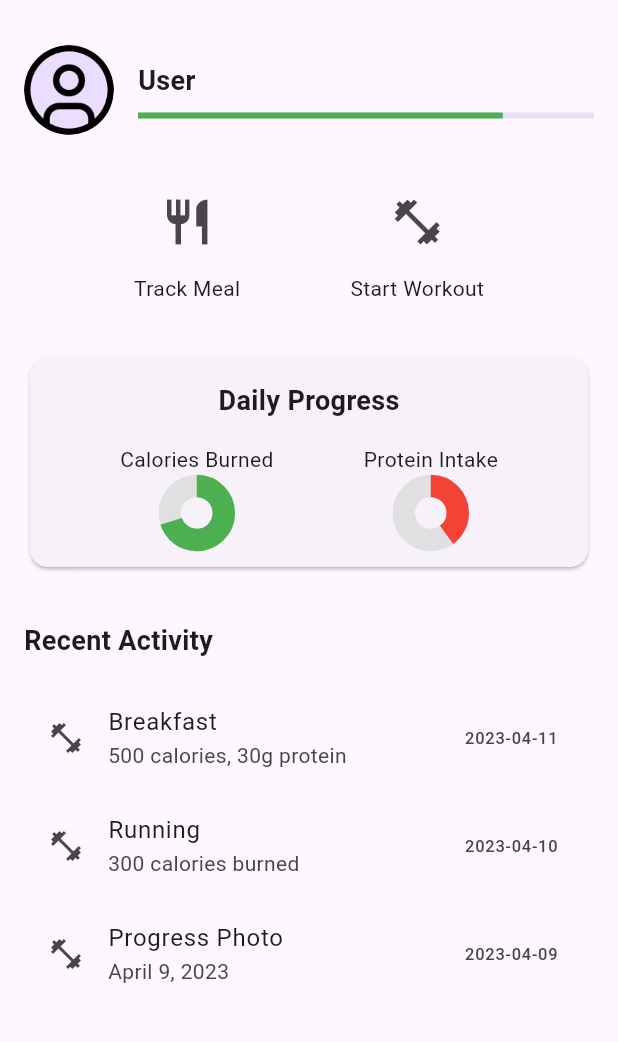
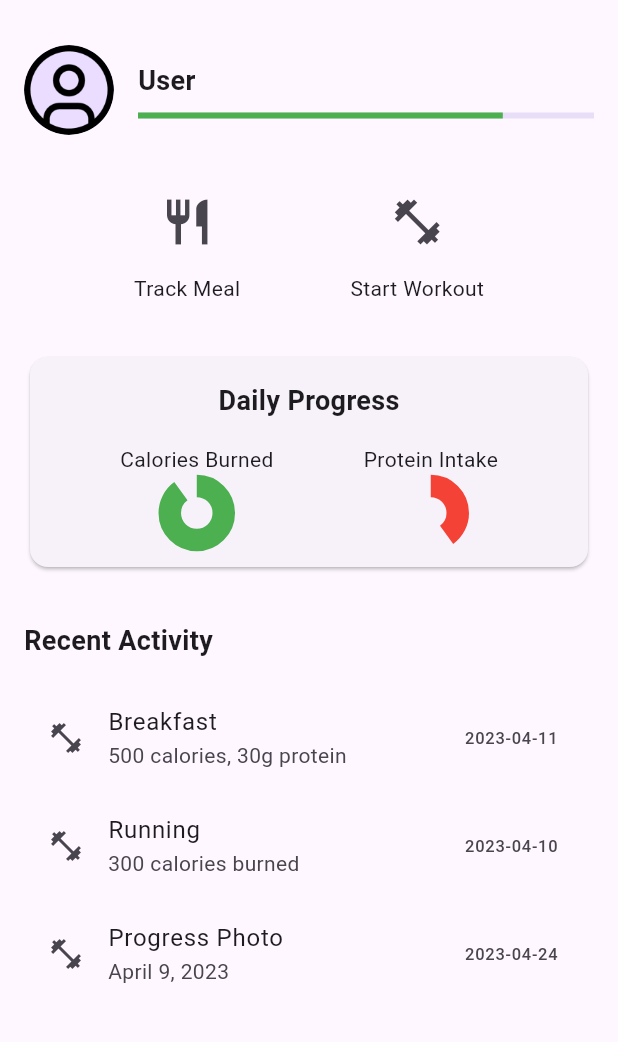
Before and after one commit to SamarthPanchal14/FitnessApp_Flutter-master, a Flutter app: the HomePage screen opened directly, on a phone screen of 412 x 824 dp, the part 63-1105 px from its top. Run offline on Flutter 3.47's test engine with Material 3 defaults, Android fonts, the phone set to English and light mode, and no system bars; our stand-ins replace cloud_firestore, firebase_auth, firebase_core, shared_preferences; accounts and stored records are empty; project files that could hold a hidden picture were left out.

Commit message:
updated code

```diff
--- a/lib/screens/home_page/action_button.dart
+++ /dev/null
@@ -1,29 +0,0 @@
-
-import 'package:flutter/material.dart';
-
-class ActionButton extends StatelessWidget {
-  final IconData icon;
-  final String label;
-  final VoidCallback onPressed;
-
-  const ActionButton({super.key,
-    required this.icon,
-    required this.label,
-    required this.onPressed,
-  });
-
-  @override
-  Widget build(BuildContext context) {
-    return Column(
-      children: [
-        IconButton(
-          icon: Icon(icon),
-          iconSize: 36.0,
-          onPressed: onPressed,
-        ),
-        const SizedBox(height: 8.0),
-        Text(label),
-      ],
-    );
-  }
-}
--- a/lib/screens/home_page/activity_tile.dart
+++ /dev/null
@@ -1,31 +0,0 @@
-
-
-import 'package:flutter/material.dart';
-
-class ActivityTile extends StatelessWidget {
-  final String title;
-  final String subtitle;
-  final String date;
-  final bool showPhoto;
-
-  const ActivityTile({super.key,
-    required this.title,
-    required this.subtitle,
-    required this.date,
-    this.showPhoto = false,
-  });
-
-  @override
-  Widget build(BuildContext context) {
-    return ListTile(
-      leading: showPhoto
-          ? const CircleAvatar(
-        backgroundImage: AssetImage('assets/images/progress_photo.png'),
-      )
-          : const Icon(Icons.fitness_center),
-      title: Text(title),
-      subtitle: Text(subtitle),
-      trailing: Text(date),
-    );
-  }
-}
--- a/lib/screens/home_page/daily_progress.dart
+++ b/lib/screens/home_page/daily_progress.dart
@@ -30,11 +30,9 @@ class DailyProgressSection extends StatelessWidget {
                     const Text('Calories Burned'),
                     const SizedBox(height: 8.0),
                     CircularProgressIndicator(
-                      value: 0.7,
+                      value: 0.9,
                       strokeWidth: 15,
-                      backgroundColor: Colors.grey[300],
-                      valueColor:
-                      const AlwaysStoppedAnimation<Color>(Colors.green),
+                      color: Colors.green,
                     ),
                   ],
                 ),
@@ -45,9 +43,8 @@ class DailyProgressSection extends StatelessWidget {
                     CircularProgressIndicator(
                       value: 0.4,
                       strokeWidth: 15,
-                      backgroundColor: Colors.grey[300],
-                      valueColor:
-                      const AlwaysStoppedAnimation<Color>(Colors.red),
+                      color: Colors.red,
+
                     ),
                   ],
                 ),
--- a/lib/screens/home_page/home.dart
+++ b/lib/screens/home_page/home.dart
@@ -6,8 +6,6 @@ import 'package:fitnessapp/screens/home_page/user_profile.dart';
 import 'package:fitnessapp/screens/login/loginpage.dart';
 import 'package:fitnessapp/utils/constants.dart';
 import 'package:flutter/material.dart';
-import 'package:fitnessapp/screens/home_page/action_button.dart';
-import 'package:fitnessapp/screens/home_page/activity_tile.dart';
 import 'package:fitnessapp/screens/profile/profile.dart';
 import 'package:fitnessapp/screens/meal/meal_page.dart';
 import 'package:shared_preferences/shared_preferences.dart';
--- a/lib/screens/home_page/quick_actions.dart
+++ b/lib/screens/home_page/quick_actions.dart
@@ -1,6 +1,4 @@
 
-
-import 'package:fitnessapp/screens/home_page/action_button.dart';
 import 'package:fitnessapp/screens/meal/meal_page.dart';
 import 'package:fitnessapp/screens/workout/workout_page.dart';
 import 'package:flutter/material.dart';
@@ -15,9 +13,11 @@ class QuickActionsSection extends StatelessWidget {
       child: Row(
         mainAxisAlignment: MainAxisAlignment.spaceEvenly,
         children: [
-          ActionButton(
-            icon: Icons.restaurant,
-            label: 'Track Meal',
+          Column(
+            children: [
+              IconButton(
+                icon: Icon(Icons.restaurant),
+                iconSize: 36.0,
                 onPressed: () {
                   Navigator.push(
                     context,
@@ -25,26 +25,26 @@ class QuickActionsSection extends StatelessWidget {
                   );
                 },
               ),
-          ActionButton(
-            icon: Icons.fitness_center,
-            label: 'Start Workout',
+              const SizedBox(height: 8.0),
+              Text('Track Meal'),
+            ],
+          ),
+          Column(
+            children: [
+              IconButton(
+                icon: Icon(Icons.fitness_center),
+                iconSize: 36.0,
                 onPressed: () {
                   Navigator.push(
                     context,
-                MaterialPageRoute(builder: (context) => WorkoutPage()),
+                    MaterialPageRoute(builder: (context) =>  WorkoutPage()),
                   );
                 },
               ),
-          // ActionButton(
-          //   icon: Icons.camera_alt,
-          //   label: 'Upload Progress',
-          //   onPressed: () {
-          //     Navigator.push(
-          //       context,
-          //       MaterialPageRoute(builder: (context) => const ProgressTrackingPage()),
-          //     );
-          //   },
-          // ),
+              const SizedBox(height: 8.0),
+              Text('Start Workout'),
+            ],
+          ),
         ],
       ),
     );
--- a/lib/screens/home_page/recent_activity.dart
+++ b/lib/screens/home_page/recent_activity.dart
@@ -1,6 +1,4 @@
 
-
-import 'package:fitnessapp/screens/home_page/activity_tile.dart';
 import 'package:flutter/material.dart';
 
 class RecentActivitySection extends StatelessWidget {
@@ -21,20 +19,23 @@ class RecentActivitySection extends StatelessWidget {
             ),
           ),
           SizedBox(height: 16),
-          ActivityTile(
-            title: 'Breakfast',
-            subtitle: '500 calories, 30g protein',
-            date: '2023-04-11',
+          ListTile(
+            leading: const Icon(Icons.fitness_center),
+            title: Text('Breakfast'),
+            subtitle: Text('500 calories, 30g protein'),
+            trailing: Text('2023-04-11'),
           ),
-          ActivityTile(
-            title: 'Running',
-            subtitle: '300 calories burned',
-            date: '2023-04-10',
+          ListTile(
+            leading: const Icon(Icons.fitness_center),
+            title: Text('Running'),
+            subtitle: Text('300 calories burned'),
+            trailing: Text('2023-04-10'),
           ),
-          ActivityTile(
-            title: 'Progress Photo',
-            subtitle: 'April 9, 2023',
-            date: '2023-04-09',
+          ListTile(
+            leading: const Icon(Icons.fitness_center),
+            title: Text('Progress Photo'),
+            subtitle: Text('April 9, 2023'),
+            trailing: Text('2023-04-24'),
           ),
         ],
       ),
```
Lines whose indentation alone changed are shown as unchanged.
